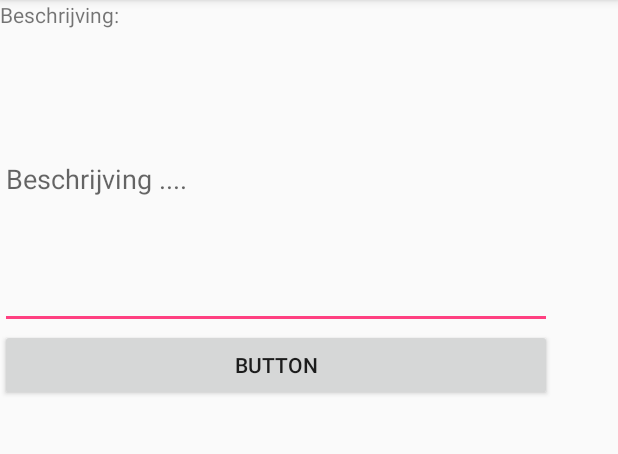
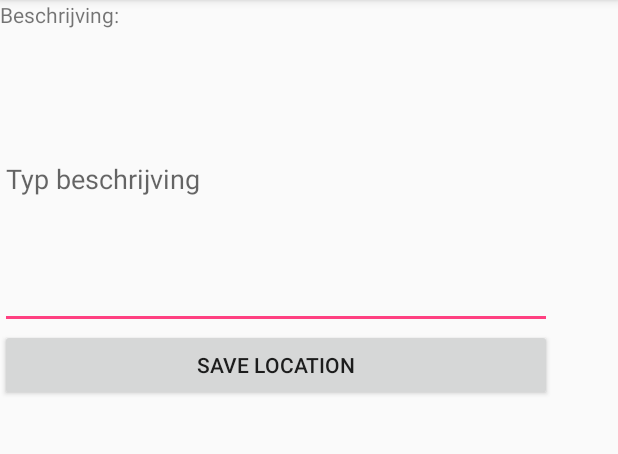
Before and after one commit to GillesVercammen/MDExamen, an Android app: the SaverActivity screen opened directly, with no data from a screen before it, on a phone screen of 412 x 824 dp, the part 84-538 px from its top. Run offline under Robolectric (Android 15) with nearby library versions, the phone set to English and light mode, and no system bars; libraries missing offline, so code that uses them is left out: org.osmdroid, org.osmdroid.util; network calls fail.

```diff
--- a/ExamenMobileDevelopment/app/src/main/java/com/example/gilles/voorbeeldexamen/MainActivity.java
+++ b/ExamenMobileDevelopment/app/src/main/java/com/example/gilles/voorbeeldexamen/MainActivity.java
@@ -153,8 +153,10 @@ public class MainActivity extends AppCompatActivity {
                         @Override
                         public void onClick(DialogInterface dialog, int which) {
                             helper.deleteAll();
+                            mapView.getOverlays().clear();
+                            mapView.getController().setCenter(new GeoPoint(51.1596941, 4.51040686514902));
+                            mapView.invalidate();
                             dialog.dismiss();
-
                         }
                     });
                     alert.setNegativeButton("No", new DialogInterface.OnClickListener() {
@@ -164,7 +166,7 @@ public class MainActivity extends AppCompatActivity {
                         }
                     });
                     alert.show();
-                    this.mapView.invalidate();
+
                 }
                 break;
         }
--- a/ExamenMobileDevelopment/app/src/main/res/layout/activity_saver.xml
+++ b/ExamenMobileDevelopment/app/src/main/res/layout/activity_saver.xml
@@ -17,7 +17,7 @@
             android:id="@+id/textView3"
             android:layout_width="match_parent"
             android:layout_height="wrap_content"
-            android:text="Beschrijving:" />
+            android:text="@string/beschrijving" />
 
         <EditText
             android:id="@+id/editText3"
@@ -25,12 +25,12 @@
             android:layout_height="200dp"
             android:ems="10"
             android:inputType="textPersonName"
-            android:hint="Beschrijving ...." />
+            android:hint="@string/typ_beschrijving" />
 
         <Button
             android:id="@+id/button3"
             android:layout_width="match_parent"
             android:layout_height="wrap_content"
-            android:text="Button" />
+            android:text="@string/save_location" />
     </LinearLayout>
 </android.support.constraint.ConstraintLayout>
--- a/ExamenMobileDevelopment/app/src/main/res/values/strings.xml
+++ b/ExamenMobileDevelopment/app/src/main/res/values/strings.xml
@@ -3,4 +3,7 @@
     <string name="action_settings">Settings</string>
     <string name="button_text">Search</string>
     <string name="hint_text">Address</string>
+    <string name="save_location">Save location</string>
+    <string name="beschrijving">Beschrijving:</string>
+    <string name="typ_beschrijving">Typ beschrijving</string>
 </resources>
```
